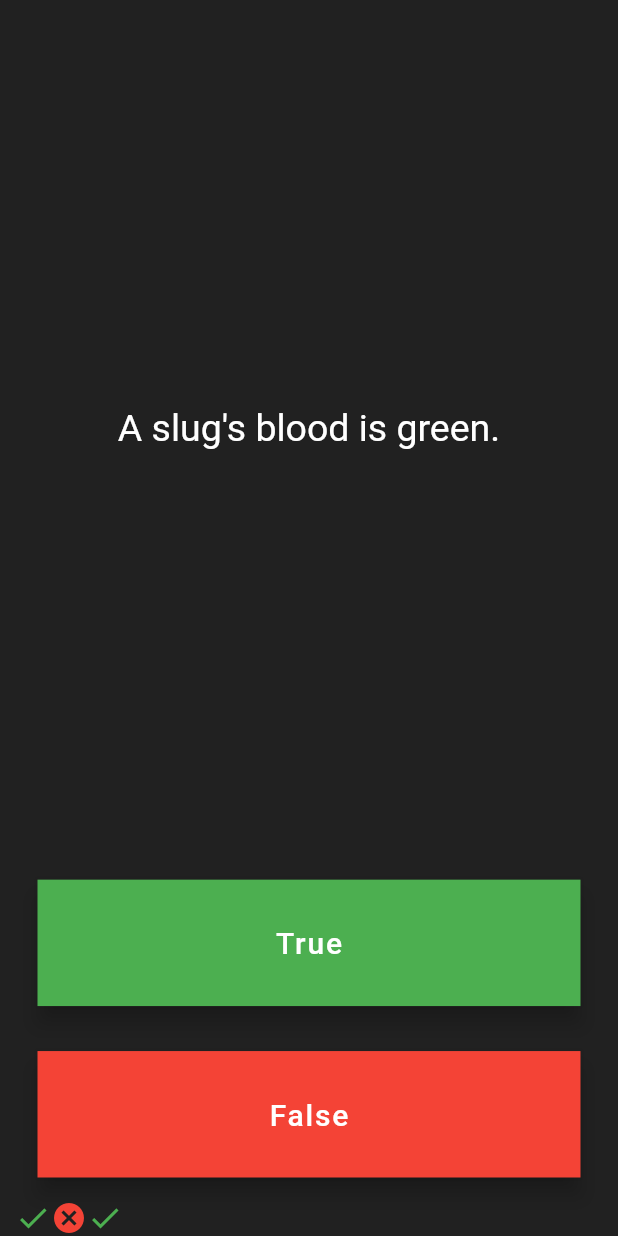
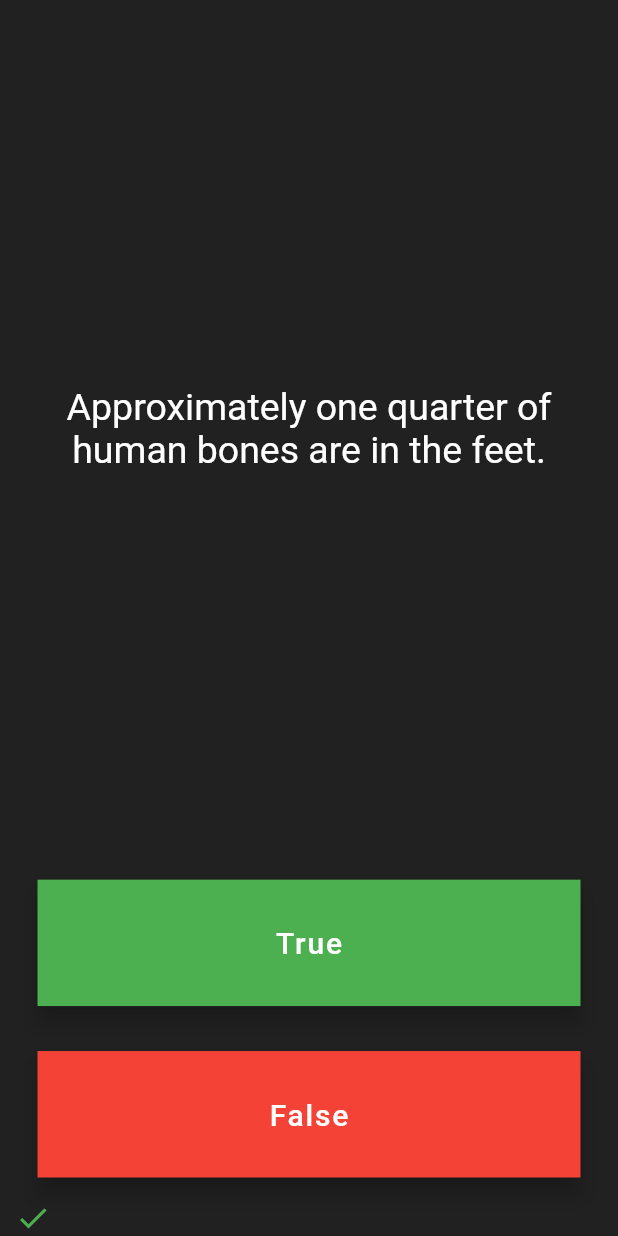
Before and after one commit to rawnakchourasia/quizzler_flutter, a Flutter app: the screen it shows after launch, after a tap on "True", after a tap on "False", on a phone screen of 412 x 824 dp. Run offline on Flutter 3.47's test engine with Material 2 defaults, Android fonts, the phone set to English and light mode, and no system bars.

Commit message:
Classes, Objects and Abstraction

```diff
--- a/lib/main.dart
+++ b/lib/main.dart
@@ -1,4 +1,7 @@
 import 'package:flutter/material.dart';
+import 'package:quizzler_flutter/quiz_brain.dart';
+
+QuizBrain quizbrain = QuizBrain();
 
 void main() => runApp(const Quizzler());
 
@@ -29,26 +32,9 @@ class QuizPage extends StatefulWidget {
 }
 
 class _QuizPageState extends State<QuizPage> {
-  List<Widget> scorekeeper = [
-    const Icon(
-      Icons.check,
-      color: Colors.green,
-    ),
-    const Icon(
-      Icons.cancel,
-      color: Colors.red,
-    ),
-  ];
-
-  List<String> questions = [
-    'You can lead a cow down stairs but not up stairs.',
-    'Approximately one quarter of human bones are in the feet.',
-    'A slug\'s blood is green.'
-  ];
+  List<Widget> scorekeeper = [];
 
   int questionNumber = 0;
-
-  List<bool> answers = [false, true, true];
 
   @override
   Widget build(BuildContext context) {
@@ -62,7 +48,7 @@ class _QuizPageState extends State<QuizPage> {
             padding: const EdgeInsets.all(10.0),
             child: Center(
               child: Text(
-                questions[questionNumber],
+                quizbrain.questionBank[questionNumber].questionText,
                 textAlign: TextAlign.center,
                 style: const TextStyle(
                   fontSize: 25.0,
@@ -79,7 +65,8 @@ class _QuizPageState extends State<QuizPage> {
               backgroundColor: Colors.green,
               onPressed: () {
                 setState(() {
-                  bool isAnswerCorrect = answers[questionNumber];
+                  bool isAnswerCorrect =
+                      quizbrain.questionBank[questionNumber].questionAns;
                   if (isAnswerCorrect) {
                     print('User got is right');
                   } else {
@@ -112,7 +99,8 @@ class _QuizPageState extends State<QuizPage> {
             child: FloatingActionButton(
               backgroundColor: Colors.red,
               onPressed: () {
-                bool isAnswerCorrect = answers[questionNumber];
+                bool isAnswerCorrect =
+                    quizbrain.questionBank[questionNumber].questionAns;
                 if (!isAnswerCorrect) {
                   print('User got is right');
                 } else {
--- /dev/null
+++ b/lib/question.dart
@@ -0,0 +1,14 @@
+// ignore_for_file: public_member_api_docs, sort_constructors_first
+class Question {
+  String questionText;
+  bool questionAns;
+
+  // This is the constructor
+  Question(
+    this.questionText,
+    this.questionAns,
+  ) {
+    questionText = questionText;
+    questionAns = questionAns;
+  }
+}
--- /dev/null
+++ b/lib/quiz_brain.dart
@@ -0,0 +1,31 @@
+import 'package:quizzler_flutter/question.dart';
+
+class QuizBrain {
+  List<Question> questionBank = [
+    Question('Some cats are actually allergic to humans', true),
+    Question('You can lead a cow down stairs but not up stairs.', false),
+    Question('Approximately one quarter of human bones are in the feet.', true),
+    Question('A slug\'s blood is green.', true),
+    Question('Buzz Aldrin\'s mother\'s maiden name was "Moon".', true),
+    Question('It is illegal to pee in the Ocean in Portugal.', true),
+    Question(
+        'No piece of square dry paper can be folded in half more than 7 times.',
+        false),
+    Question(
+        'In London, UK, if you happen to die in the House of Parliament, you are technically entitled to a state funeral, because the building is considered too sacred a place.',
+        true),
+    Question(
+        'The loudest sound produced by any animal is 188 decibels. That animal is the African Elephant.',
+        false),
+    Question(
+        'The total surface area of two human lungs is approximately 70 square metres.',
+        true),
+    Question('Google was originally called "Backrub".', true),
+    Question(
+        'Chocolate affects a dog\'s heart and nervous system; a few ounces are enough to kill a small dog.',
+        true),
+    Question(
+        'In West Virginia, USA, if you accidentally hit an animal with your car, you are free to take it home to eat.',
+        true),
+  ];
+}
```
